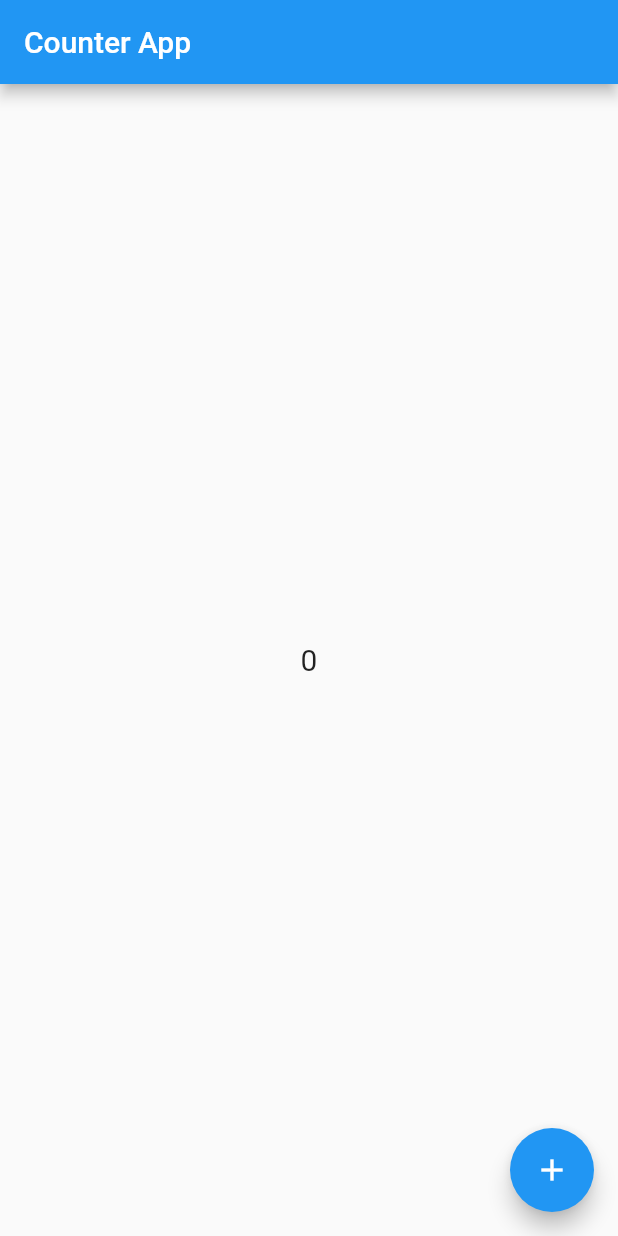
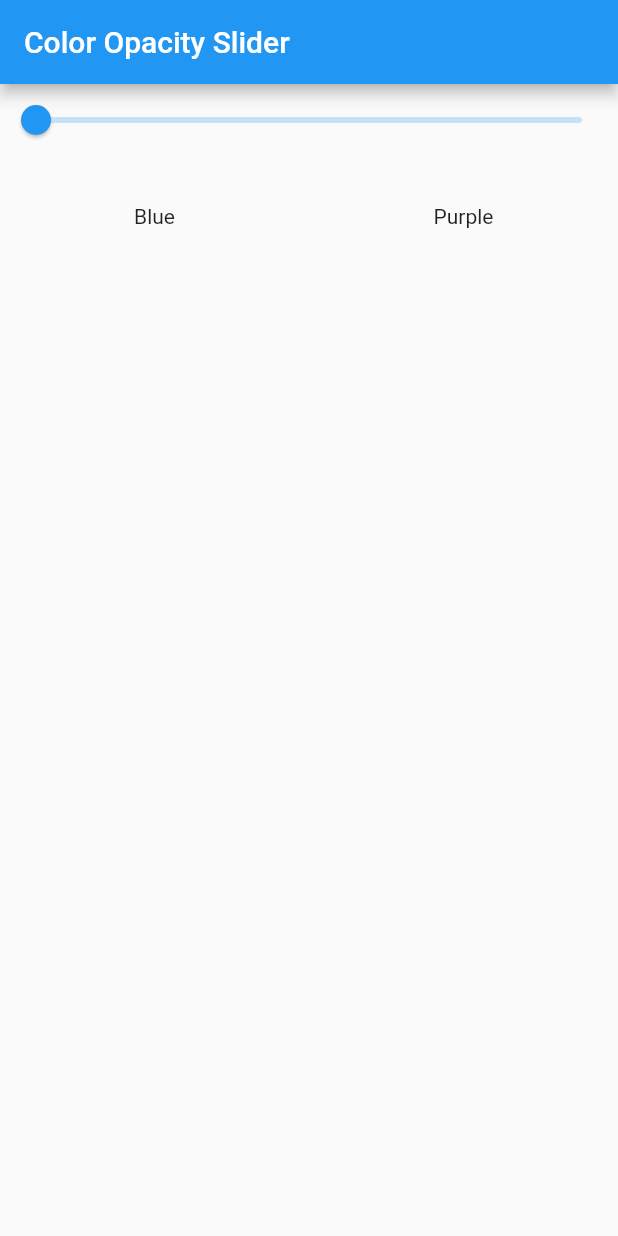
Before and after one commit to Hira-kiran/Provider-StateManagement, a Flutter app: the screen it shows after launch, on a phone screen of 412 x 824 dp. Run offline on Flutter 3.47's test engine with Material 2 defaults, Android fonts, the phone set to English and light mode, and no system bars.

Commit message:
opacityExample

```diff
--- a/lib/main.dart
+++ b/lib/main.dart
@@ -1,7 +1,8 @@
 import 'package:flutter/material.dart';
+import 'package:provider_statemanagement/provider/opacity_provider.dart';
 
 import 'provider/counter_provider.dart';
-import 'screens/counter_example.dart';
+import 'screens/color_opacity.dart';
 import 'package:provider/provider.dart';
 
 void main() {
@@ -11,13 +12,14 @@ void main() {
 class MyApp extends StatelessWidget {
   const MyApp({super.key});
 
-  // This widget is the root of your application.
   @override
   Widget build(BuildContext context) {
-    return ChangeNotifierProvider(
-      create: (context) => CounterProvider(),
-      child: const MaterialApp(
-          debugShowCheckedModeBanner: false, home: CounterExample()),
+    return MultiProvider(
+      providers: [
+        ChangeNotifierProvider(create: (_) => CounterProvider()),
+        ChangeNotifierProvider(create: (_) => OpacityProvider()),
+      ],
+      child: const MaterialApp(home: ColorOpacitySlider()),
     );
   }
 }
--- /dev/null
+++ b/lib/provider/opacity_provider.dart
@@ -0,0 +1,10 @@
+import 'package:flutter/cupertino.dart';
+
+class OpacityProvider with ChangeNotifier {
+  double _value = 0.0;
+  double get value => _value;
+  void setValue(double val) {
+    _value = val;
+    notifyListeners();
+  }
+}
--- /dev/null
+++ b/lib/screens/color_opacity.dart
@@ -0,0 +1,57 @@
+import 'package:flutter/material.dart';
+import 'package:provider/provider.dart';
+import 'package:provider_statemanagement/provider/opacity_provider.dart';
+
+class ColorOpacitySlider extends StatefulWidget {
+  const ColorOpacitySlider({super.key});
+
+  @override
+  State<ColorOpacitySlider> createState() => _ColorOpacitySliderState();
+}
+
+class _ColorOpacitySliderState extends State<ColorOpacitySlider> {
+  @override
+  Widget build(BuildContext context) {
+    final opacityProvider =
+        Provider.of<OpacityProvider>(context, listen: false);
+    return Scaffold(
+      appBar: AppBar(
+        title: const Text("Color Opacity Slider"),
+      ),
+      body: Column(
+        children: [
+          Consumer<OpacityProvider>(builder: (context, value, child) {
+            return Slider(
+                max: 1,
+                min: 0,
+                value: value.value,
+                onChanged: (val) {
+                  print(opacityProvider.value);
+                  value.setValue(val);
+                });
+          }),
+          Consumer<OpacityProvider>(builder: (context, value, child) {
+            return Row(
+              children: [
+                Expanded(
+                  child: Container(
+                    height: 80,
+                    color: Colors.blue.withOpacity(opacityProvider.value),
+                    child: const Center(child: Text("Blue")),
+                  ),
+                ),
+                Expanded(
+                  child: Container(
+                    height: 80,
+                    color: Colors.purple.withOpacity(opacityProvider.value),
+                    child: const Center(child: Text("Purple")),
+                  ),
+                ),
+              ],
+            );
+          }),
+        ],
+      ),
+    );
+  }
+}
```
